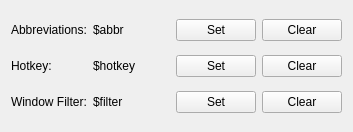
Before: the Qt Designer form lib/autokey/qtui/resources/ui/settingswidget.ui in autokey/autokey, drawn with Qt 5.
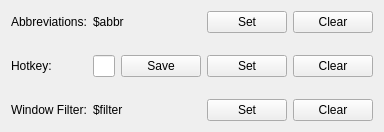
After: the same form once the commit is applied. The open tabs and pages were chosen to show the change. Icons and pictures are not drawn.

Commit message: Add resizable columns, name/abbr/hotkey search, and inline hotkey/window-filter editing

```diff
--- a/lib/autokey/qtui/resources/ui/settingswidget.ui
+++ b/lib/autokey/qtui/resources/ui/settingswidget.ui
@@ -36,10 +36,48 @@
     </widget>
    </item>
    <item row="1" column="1">
-    <widget class="QLabel" name="hotkey_label">
-     <property name="text">
-      <string>$hotkey</string>
+    <widget class="QStackedWidget" name="hotkey_value_stack">
+     <property name="currentIndex">
+      <number>0</number>
      </property>
+     <widget class="QLabel" name="hotkey_label">
+      <property name="text">
+       <string>$hotkey</string>
+      </property>
+     </widget>
+     <widget class="QWidget" name="hotkey_edit_page">
+      <layout class="QHBoxLayout" name="hotkey_edit_page_layout">
+       <property name="leftMargin">
+        <number>0</number>
+       </property>
+       <property name="topMargin">
+        <number>0</number>
+       </property>
+       <property name="rightMargin">
+        <number>0</number>
+       </property>
+       <property name="bottomMargin">
+        <number>0</number>
+       </property>
+       <item>
+        <widget class="QLineEdit" name="hotkey_edit">
+         <property name="readOnly">
+          <bool>true</bool>
+         </property>
+        </widget>
+       </item>
+       <item>
+        <widget class="QPushButton" name="hotkey_save_button">
+         <property name="toolTip">
+          <string>Save the previewed hotkey</string>
+         </property>
+         <property name="text">
+          <string>Save</string>
+         </property>
+        </widget>
+       </item>
+      </layout>
+     </widget>
     </widget>
    </item>
    <item row="2" column="0">
```
The commit also changes 6 other files.
